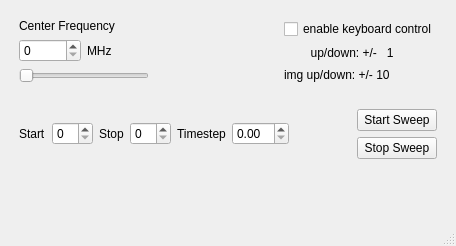
Old version of the form gqrx_sweep.ui in the repository mdaamKIT/gqrx-sweep.
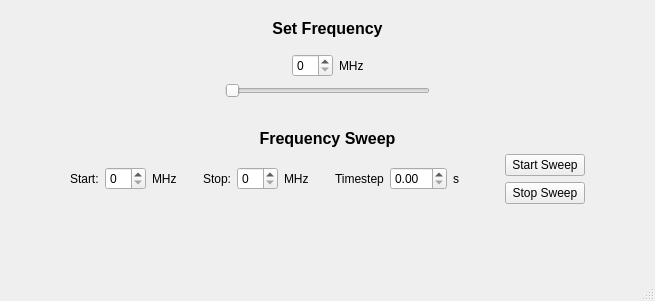
New version of the form.

Commit message: sweep fully functional, slider functional, minor changes to gui, handling of failed telnet connection introduced

What changed in the file:
```diff
--- a/gqrx_sweep.ui
+++ b/gqrx_sweep.ui
@@ -6,8 +6,8 @@
    <rect>
     <x>0</x>
     <y>0</y>
-    <width>456</width>
-    <height>246</height>
+    <width>655</width>
+    <height>301</height>
    </rect>
   </property>
   <property name="windowTitle">
@@ -15,6 +15,42 @@
   </property>
   <widget class="QWidget" name="centralwidget">
    <layout class="QVBoxLayout" name="verticalLayout">
+    <item>
+     <spacer name="verticalSpacer_2">
+      <property name="orientation">
+       <enum>Qt::Vertical</enum>
+      </property>
+      <property name="sizeType">
+       <enum>QSizePolicy::Fixed</enum>
+      </property>
+      <property name="sizeHint" stdset="0">
+       <size>
+        <width>20</width>
+        <height>10</height>
+       </size>
+      </property>
+     </spacer>
+    </item>
+    <item>
+     <widget class="QLabel" name="label">
+      <property name="font">
+       <font>
+        <pointsize>12</pointsize>
+        <weight>75</weight>
+        <bold>true</bold>
+       </font>
+      </property>
+      <property name="text">
+       <string>Set Frequency</string>
+      </property>
+      <property name="alignment">
+       <set>Qt::AlignCenter</set>
+      </property>
+      <property name="margin">
+       <number>0</number>
+      </property>
+     </widget>
+    </item>
     <item>
      <layout class="QHBoxLayout" name="horizontalLayout_Actual">
       <property name="leftMargin">
@@ -29,17 +65,36 @@
       <property name="bottomMargin">
        <number>10</number>
       </property>
+      <item>
+       <spacer name="horizontalSpacer">
+        <property name="orientation">
+         <enum>Qt::Horizontal</enum>
+        </property>
+        <property name="sizeHint" stdset="0">
+         <size>
+          <width>40</width>
+          <height>20</height>
+         </size>
+        </property>
+       </spacer>
+      </item>
       <item>
        <layout class="QVBoxLayout" name="verticalLayout_ActualFreq">
-        <item>
-         <widget class="QLabel" name="label_centerfreq">
-          <property name="text">
-           <string>Center Frequency</string>
-          </property>
-         </widget>
-        </item>
         <item>
          <layout class="QHBoxLayout" name="horizontalLayout_Mhz">
+          <item>
+           <spacer name="horizontalSpacer_4">
+            <property name="orientation">
+             <enum>Qt::Horizontal</enum>
+            </property>
+            <property name="sizeHint" stdset="0">
+             <size>
+              <width>40</width>
+              <height>20</height>
+             </size>
+            </property>
+           </spacer>
+          </item>
           <item>
            <widget class="QSpinBox" name="spinBox_mhz"/>
           </item>
@@ -50,6 +105,19 @@
             </property>
            </widget>
           </item>
+          <item>
+           <spacer name="horizontalSpacer_5">
+            <property name="orientation">
+             <enum>Qt::Horizontal</enum>
+            </property>
+            <property name="sizeHint" stdset="0">
+             <size>
+              <width>40</width>
+              <height>20</height>
+             </size>
+            </property>
+           </spacer>
+          </item>
          </layout>
         </item>
         <item>
@@ -74,40 +142,48 @@
         </property>
        </spacer>
       </item>
-      <item>
-       <layout class="QVBoxLayout" name="verticalLayout_keys">
-        <item>
-         <widget class="QCheckBox" name="checkBox_keys">
-          <property name="text">
-           <string>enable keyboard control</string>
-          </property>
-         </widget>
-        </item>
-        <item>
-         <widget class="QLabel" name="label_updown">
-          <property name="text">
-           <string>        up/down: +/-   1</string>
-          </property>
-         </widget>
-        </item>
-        <item>
-         <widget class="QLabel" name="label_imgupdown">
-          <property name="text">
-           <string>img up/down: +/- 10</string>
-          </property>
-         </widget>
-        </item>
-       </layout>
-      </item>
      </layout>
     </item>
+    <item>
+     <spacer name="verticalSpacer_3">
+      <property name="orientation">
+       <enum>Qt::Vertical</enum>
+      </property>
+      <property name="sizeType">
+       <enum>QSizePolicy::Fixed</enum>
+      </property>
+      <property name="sizeHint" stdset="0">
+       <size>
+        <width>20</width>
+        <height>15</height>
+       </size>
+      </property>
+     </spacer>
+    </item>
+    <item>
+     <widget class="QLabel" name="label_2">
+      <property name="font">
+       <font>
+        <pointsize>12</pointsize>
+        <weight>75</weight>
+        <bold>true</bold>
+       </font>
+      </property>
+      <property name="text">
+       <string>Frequency Sweep</string>
+      </property>
+      <property name="alignment">
+       <set>Qt::AlignCenter</set>
+      </property>
+     </widget>
+    </item>
     <item>
      <layout class="QHBoxLayout" name="horizontalLayout_Sweep">
       <property name="leftMargin">
        <number>10</number>
       </property>
       <property name="topMargin">
-       <number>10</number>
+       <number>0</number>
       </property>
       <property name="rightMargin">
        <number>10</number>
@@ -115,26 +191,85 @@
       <property name="bottomMargin">
        <number>10</number>
       </property>
+      <item>
+       <spacer name="horizontalSpacer_2">
+        <property name="orientation">
+         <enum>Qt::Horizontal</enum>
+        </property>
+        <property name="sizeHint" stdset="0">
+         <size>
+          <width>40</width>
+          <height>20</height>
+         </size>
+        </property>
+       </spacer>
+      </item>
       <item>
        <widget class="QLabel" name="label_start">
         <property name="text">
-         <string>Start</string>
+         <string>Start:</string>
         </property>
        </widget>
       </item>
       <item>
        <widget class="QSpinBox" name="spinBox_start"/>
       </item>
+      <item>
+       <widget class="QLabel" name="label_3">
+        <property name="text">
+         <string>MHz</string>
+        </property>
+       </widget>
+      </item>
+      <item>
+       <spacer name="horizontalSpacer_6">
+        <property name="orientation">
+         <enum>Qt::Horizontal</enum>
+        </property>
+        <property name="sizeType">
+         <enum>QSizePolicy::Fixed</enum>
+        </property>
+        <property name="sizeHint" stdset="0">
+         <size>
+          <width>20</width>
+          <height>20</height>
+         </size>
+        </property>
+       </spacer>
+      </item>
       <item>
        <widget class="QLabel" name="label_stop">
         <property name="text">
-         <string>Stop</string>
+         <string>Stop:</string>
         </property>
        </widget>
       </item>
       <item>
        <widget class="QSpinBox" name="spinBox_stop"/>
       </item>
+      <item>
+       <widget class="QLabel" name="label_4">
+        <property name="text">
+         <string>MHz</string>
+        </property>
+       </widget>
+      </item>
+      <item>
+       <spacer name="horizontalSpacer_7">
+        <property name="orientation">
+         <enum>Qt::Horizontal</enum>
+        </property>
+        <property name="sizeType">
+         <enum>QSizePolicy::Fixed</enum>
+        </property>
+        <property name="sizeHint" stdset="0">
+         <size>
+          <width>20</width>
+          <height>20</height>
+         </size>
+        </property>
+       </spacer>
+      </item>
       <item>
        <widget class="QLabel" name="label_timestep">
         <property name="text">
@@ -145,11 +280,21 @@
       <item>
        <widget class="QDoubleSpinBox" name="doubleSpinBox_timestep"/>
       </item>
+      <item>
+       <widget class="QLabel" name="label_5">
+        <property name="text">
+         <string>s</string>
+        </property>
+       </widget>
+      </item>
       <item>
        <spacer name="horizontalSpacer_sweep">
         <property name="orientation">
          <enum>Qt::Horizontal</enum>
         </property>
+        <property name="sizeType">
+         <enum>QSizePolicy::Fixed</enum>
+        </property>
         <property name="sizeHint" stdset="0">
          <size>
           <width>40</width>
@@ -176,6 +321,19 @@
         </item>
        </layout>
       </item>
+      <item>
+       <spacer name="horizontalSpacer_3">
+        <property name="orientation">
+         <enum>Qt::Horizontal</enum>
+        </property>
+        <property name="sizeHint" stdset="0">
+         <size>
+          <width>40</width>
+          <height>20</height>
+         </size>
+        </property>
+       </spacer>
+      </item>
      </layout>
     </item>
     <item>
```
Left out of the diff: 2 changed lines with no effect on the pictures. The commit also changes 2 other files.
